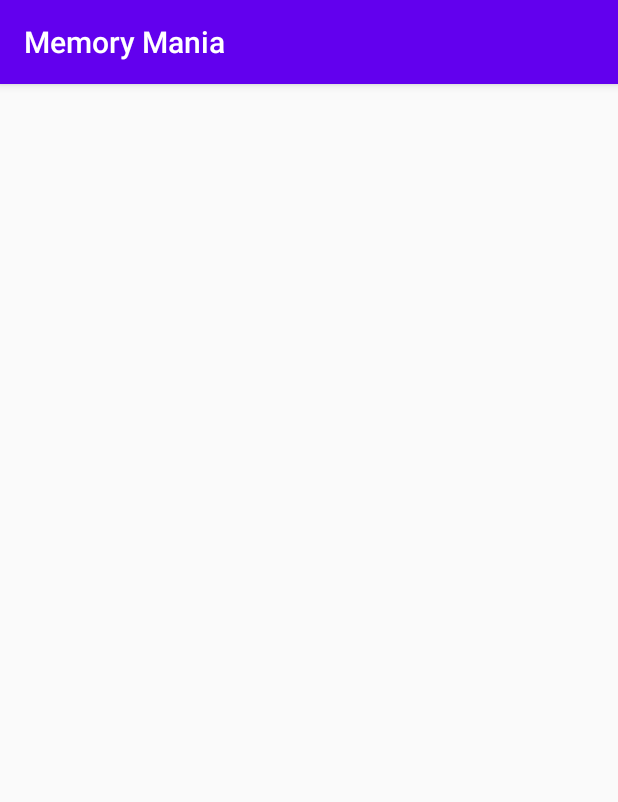
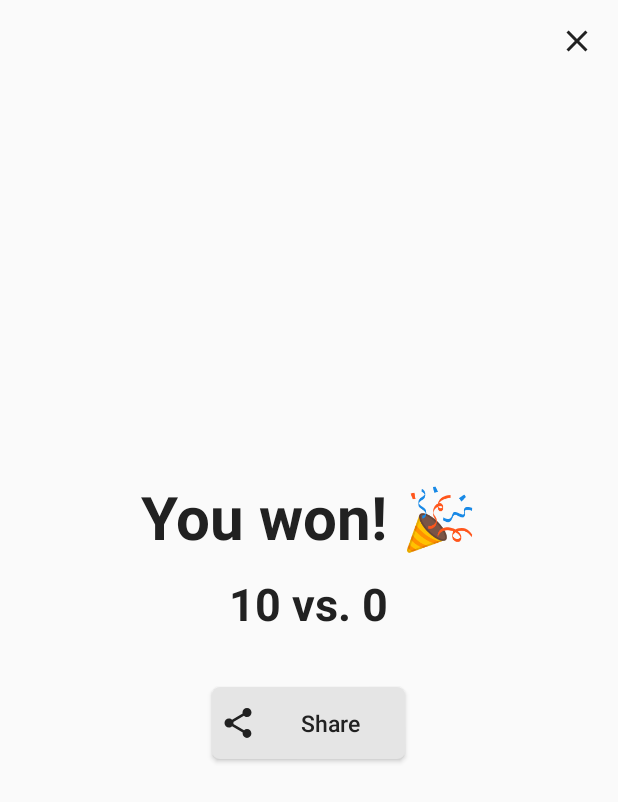
Before and after one commit to arshwaraich/MemoryMania, an Android app: the ResultActivity screen opened directly, with no data from a screen before it, on a phone screen of 412 x 824 dp. Shown: the top 802 px of the screen. Run offline under Robolectric (Android 15) with nearby library versions, the phone set to English and light mode, and no system bars.

Commit message:
Added home screen linking and content

```diff
--- a/app/build.gradle
+++ b/app/build.gradle
@@ -6,7 +6,7 @@ android {
 
     defaultConfig {
         applicationId "com.example.memorymania"
-        minSdkVersion 16
+        minSdkVersion 21
         targetSdkVersion 29
         versionCode 1
         versionName "1.0"
--- a/app/src/main/AndroidManifest.xml
+++ b/app/src/main/AndroidManifest.xml
@@ -8,13 +8,14 @@
         android:label="@string/app_name"
         android:roundIcon="@mipmap/ic_launcher_round"
         android:supportsRtl="true"
-        android:theme="@style/AppTheme">
+        android:theme="@style/Theme.AppCompat.Light.NoActionBar">
         <activity android:name=".ResultActivity"></activity>
         <activity
             android:name=".SettingsActivity"
             android:label="@string/title_activity_settings" />
         <activity android:name=".MatchActivity" />
-        <activity android:name=".MainActivity">
+        <activity
+            android:name=".MainActivity">
             <intent-filter>
                 <action android:name="android.intent.action.MAIN" />
 
--- /dev/null
+++ b/app/src/main/res/drawable/button_drawable.xml
@@ -0,0 +1,7 @@
+<?xml version="1.0" encoding="utf-8"?>
+<shape xmlns:android="http://schemas.android.com/apk/res/android"
+    android:shape="rectangle">
+    <solid android:color="@color/colorAccentLight" />
+    <corners android:radius="5dp"/>
+    <stroke android:width="0dp"/>
+</shape>
--- /dev/null
+++ b/app/src/main/res/drawable/ic_clear_black_24dp.xml
@@ -0,0 +1,5 @@
+<vector android:height="24dp" android:tint="@color/colorDark"
+    android:viewportHeight="24.0" android:viewportWidth="24.0"
+    android:width="24dp" xmlns:android="http://schemas.android.com/apk/res/android">
+    <path android:fillColor="#FF000000" android:pathData="M19,6.41L17.59,5 12,10.59 6.41,5 5,6.41 10.59,12 5,17.59 6.41,19 12,13.41 17.59,19 19,17.59 13.41,12z"/>
+</vector>
--- /dev/null
+++ b/app/src/main/res/drawable/ic_share_black_24dp.xml
@@ -0,0 +1,5 @@
+<vector android:height="24dp" android:tint="@color/colorDark"
+    android:viewportHeight="24.0" android:viewportWidth="24.0"
+    android:width="24dp" xmlns:android="http://schemas.android.com/apk/res/android">
+    <path android:fillColor="#FF000000" android:pathData="M18,16.08c-0.76,0 -1.44,0.3 -1.96,0.77L8.91,12.7c0.05,-0.23 0.09,-0.46 0.09,-0.7s-0.04,-0.47 -0.09,-0.7l7.05,-4.11c0.54,0.5 1.25,0.81 2.04,0.81 1.66,0 3,-1.34 3,-3s-1.34,-3 -3,-3 -3,1.34 -3,3c0,0.24 0.04,0.47 0.09,0.7L8.04,9.81C7.5,9.31 6.79,9 6,9c-1.66,0 -3,1.34 -3,3s1.34,3 3,3c0.79,0 1.5,-0.31 2.04,-0.81l7.12,4.16c-0.05,0.21 -0.08,0.43 -0.08,0.65 0,1.61 1.31,2.92 2.92,2.92 1.61,0 2.92,-1.31 2.92,-2.92s-1.31,-2.92 -2.92,-2.92z"/>
+</vector>
--- /dev/null
+++ b/app/src/main/res/drawable/ripple_drawable.xml
@@ -0,0 +1,5 @@
+<?xml version="1.0" encoding="utf-8"?>
+<ripple android:color="@color/colorAccentDark"
+    xmlns:android="http://schemas.android.com/apk/res/android">
+    <item android:drawable="@drawable/button_drawable" />
+</ripple>
--- a/app/src/main/res/layout/activity_result.xml
+++ b/app/src/main/res/layout/activity_result.xml
@@ -1,9 +1,55 @@
 <?xml version="1.0" encoding="utf-8"?>
-<androidx.constraintlayout.widget.ConstraintLayout xmlns:android="http://schemas.android.com/apk/res/android"
+<LinearLayout
+    xmlns:android="http://schemas.android.com/apk/res/android"
     xmlns:app="http://schemas.android.com/apk/res-auto"
     xmlns:tools="http://schemas.android.com/tools"
     android:layout_width="match_parent"
     android:layout_height="match_parent"
-    tools:context=".ResultActivity">
+    tools:context=".ResultActivity"
+    android:orientation="vertical"
+    android:padding="15dp">
 
-</androidx.constraintlayout.widget.ConstraintLayout>
+    <ImageView
+        android:layout_height="wrap_content"
+        android:layout_width="wrap_content"
+        android:src="@drawable/ic_clear_black_24dp"
+        android:layout_gravity="right"/>
+
+    <LinearLayout
+        android:layout_width="match_parent"
+        android:layout_height="match_parent"
+        android:orientation="vertical"
+        android:gravity="center">
+        <TextView
+            android:layout_width="wrap_content"
+            android:layout_height="wrap_content"
+            android:textSize="40dp"
+            android:textColor="@color/colorDark"
+            android:textStyle="bold"
+            android:text="You won! &#127881;"
+            android:layout_margin="5dp"/>
+        <TextView
+            android:layout_width="wrap_content"
+            android:layout_height="wrap_content"
+            android:textSize="30dp"
+            android:textColor="@color/colorDark"
+            android:textStyle="bold"
+            android:text="10 vs. 0"
+            android:layout_margin="5dp"/>
+        <Button
+            android:layout_width="wrap_content"
+            android:layout_height="wrap_content"
+            android:text="Share"
+            android:textColor="@color/colorDark"
+            android:textSize="15dp"
+            android:paddingRight="30dp"
+            android:paddingLeft="5dp"
+            android:textAllCaps="false"
+            android:background="@drawable/button_drawable"
+            android:drawableLeft="@drawable/ic_share_black_24dp"
+            android:drawablePadding="30dp"
+            android:layout_margin="30dp">
+        </Button>
+    </LinearLayout>
+
+</LinearLayout>
--- a/app/src/main/res/values/colors.xml
+++ b/app/src/main/res/values/colors.xml
@@ -1,6 +1,7 @@
 <?xml version="1.0" encoding="utf-8"?>
 <resources>
-    <color name="colorPrimary">#6200EE</color>
-    <color name="colorPrimaryDark">#3700B3</color>
-    <color name="colorAccent">#03DAC5</color>
+    <color name="colorDark">#212121</color>
+    <color name="colorLight">#FFFFFF</color>
+    <color name="colorAccentDark">#C4C4C4</color>
+    <color name="colorAccentLight">#E5E5E5</color>
 </resources>
--- a/app/src/main/res/values/styles.xml
+++ b/app/src/main/res/values/styles.xml
@@ -3,9 +3,9 @@
     <!-- Base application theme. -->
     <style name="AppTheme" parent="Theme.AppCompat.Light.DarkActionBar">
         <!-- Customize your theme here. -->
-        <item name="colorPrimary">@color/colorPrimary</item>
-        <item name="colorPrimaryDark">@color/colorPrimaryDark</item>
-        <item name="colorAccent">@color/colorAccent</item>
+        <item name="colorPrimary">@color/colorLight</item>
+        <item name="colorPrimaryDark">@color/colorDark</item>
+        <item name="colorAccent">@color/colorAccentLight</item>
     </style>
 
 </resources>
```
Also changed, not shown: app/src/main/java/com/example/memorymania/MainActivity.java (+12 -0 lines), app/src/main/res/drawable/ic_settings_black_24dp.xml (added, +10 -0 lines), app/src/main/res/layout/activity_main.xml (+39 -6 lines), app/src/main/res/layout/activity_match.xml (+7 -3 lines).
